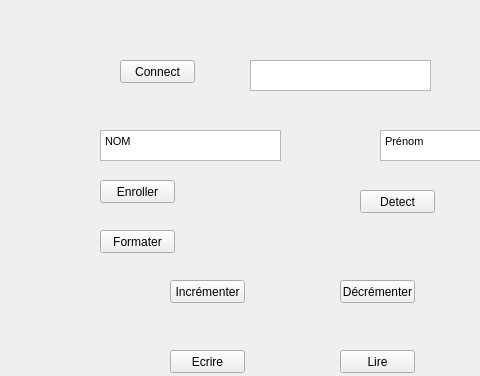
Qt form mainwindow.ui (omegaBionic/mifare) before a commit; both pictures show x 0 to 480 and y 0 to 376 of the 800 by 600 pixel window.
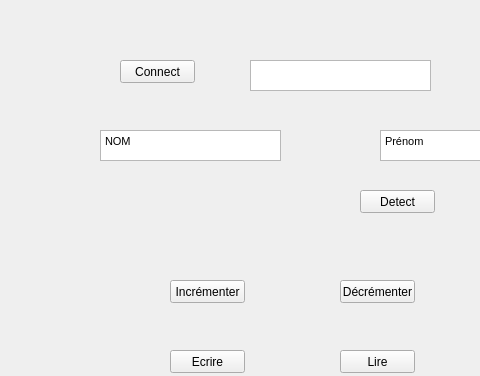
The same form after that commit.

What changed in the file:
```diff
--- a/mainwindow.ui
+++ b/mainwindow.ui
@@ -79,32 +79,6 @@
     <string>Quitter</string>
    </property>
   </widget>
-  <widget class="QPushButton" name="Enroller">
-   <property name="geometry">
-    <rect>
-     <x>100</x>
-     <y>180</y>
-     <width>75</width>
-     <height>23</height>
-    </rect>
-   </property>
-   <property name="text">
-    <string>Enroller</string>
-   </property>
-  </widget>
-  <widget class="QPushButton" name="Formater">
-   <property name="geometry">
-    <rect>
-     <x>100</x>
-     <y>230</y>
-     <width>75</width>
-     <height>23</height>
-    </rect>
-   </property>
-   <property name="text">
-    <string>Formater</string>
-   </property>
-  </widget>
   <widget class="QPushButton" name="Incrementer">
    <property name="geometry">
     <rect>
```
